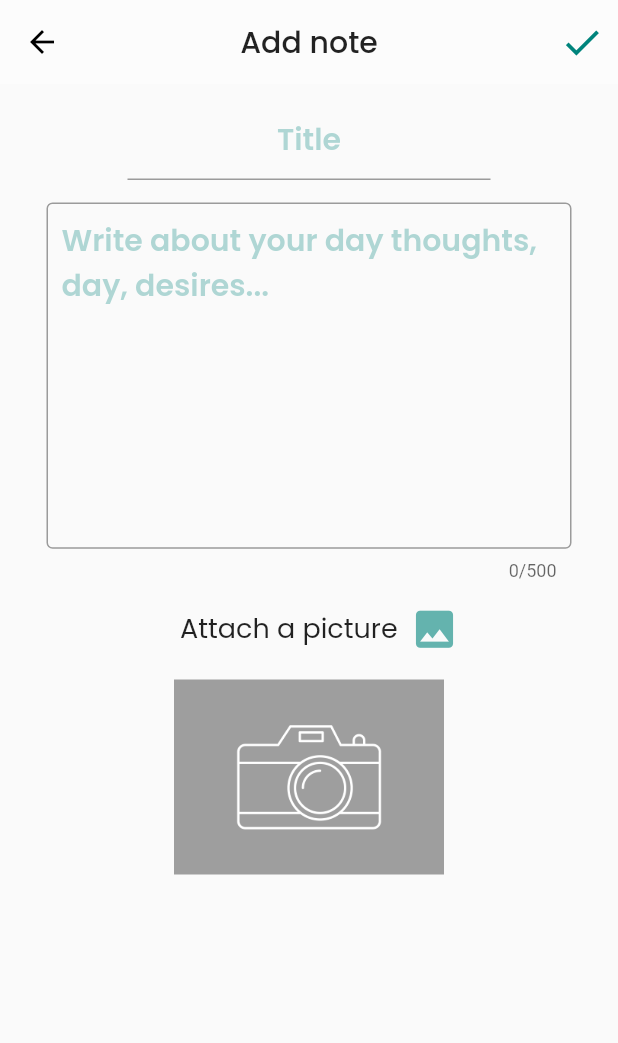
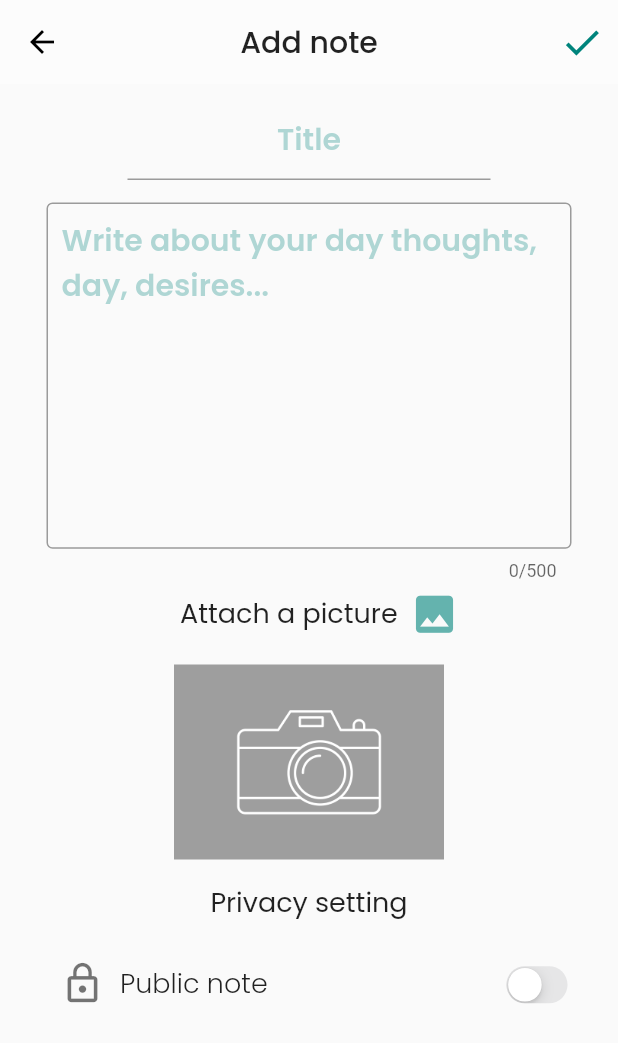
Before and after one commit to sofiabukovskaya/flutter_mindPost_mobile, a Flutter app: the AddNotePage screen opened directly, on a phone screen of 412 x 824 dp. Shown: the top 1043 px of the screen. Run offline on Flutter 3.47's test engine with Material 2 defaults, Android fonts, the phone set to English and light mode, and no system bars; our stand-ins replace bloc, cloud_firestore, firebase_auth, firebase_core, firebase_storage, flutter_bloc and 3 more; accounts and stored records are empty.

Commit message:
Added CupertinoSwitch for changing a public/private property

```diff
--- a/lib/ui/pages/main_page/screens/personal_notes_screen/add_note_page.dart
+++ b/lib/ui/pages/main_page/screens/personal_notes_screen/add_note_page.dart
@@ -1,6 +1,8 @@
 import 'dart:io';
 import 'dart:ui';
 import 'package:firebase_storage/firebase_storage.dart';
+import 'package:flutter/rendering.dart';
+import 'package:flutter/widgets.dart';
 import 'package:image_picker/image_picker.dart';
 import 'package:path/path.dart' as Path;
 import 'package:flutter/cupertino.dart';
@@ -18,12 +20,26 @@ class AddNotePage extends StatefulWidget {
 class AddNotePageState extends State<AddNotePage> {
   File _image;
   String _uploadedFileUrl;
+  bool switched = false;
+  Icon lockedIcon;
 
   Future<void> _pickImage(ImageSource source) async {
     File selected = await ImagePicker.pickImage(source: source);
     setState(() {
       _image = selected;
     });
+  }
+
+  @override
+  void initState() {
+    // TODO: implement initState
+    super.initState();
+
+    lockedIcon = Icon(
+      Icons.lock_outline,
+      color: Colors.black54,
+      size: 30,
+    );
   }
 
   @override
@@ -99,7 +115,7 @@ class AddNotePageState extends State<AddNotePage> {
               ),
             )),
         Padding(
-          padding: EdgeInsets.only(top: 10, left: 120, right: 90),
+          padding: EdgeInsets.only(left: 120, right: 90),
           child: Row(
             children: [
               Text(
@@ -117,8 +133,8 @@ class AddNotePageState extends State<AddNotePage> {
             ],
           ),
         ),
-        _image == null ?
-          Padding(
+        _image == null
+            ? Padding(
                 padding: EdgeInsets.only(top: 10),
                 child: Container(
                   color: Colors.grey,
@@ -131,12 +147,94 @@ class AddNotePageState extends State<AddNotePage> {
                     ),
                   ),
                 ),
-          ) : Container(
+              )
+            : GestureDetector(
+                onLongPress: () {
+                  showDialog(
+                      context: context,
+                      builder: (_) => AlertDialog(
+                            title: Text('Delete picture'),
+                            content: Text('Do you wanna delete a picture?'),
+                            actions: [
+                              FlatButton(
+                                  onPressed: () {
+                                    Navigator.pop(context);
+                                  },
+                                  child: Text(
+                                    'No',
+                                    style: TextStyle(color: Colors.red),
+                                  )),
+                              FlatButton(
+                                  onPressed: () {
+                                    setState(() {
+                                      _image = null;
+                                    });
+                                    Navigator.pop(context);
+                                  },
+                                  child: Text(
+                                    'Yes',
+                                    style: TextStyle(color: Colors.black87),
+                                  ))
+                            ],
+                            elevation: 8.0,
+                          ));
+                },
+                child: Container(
                     alignment: Alignment.center,
-          child: Image.file(_image, height: 130, width: 180, fit: BoxFit.fill,)
+                    child: Image.file(
+                      _image,
+                      height: 130,
+                      width: 180,
+                      fit: BoxFit.fill,
+                    ))),
+        Padding(
+          padding: EdgeInsets.only(top: 15, bottom: 10),
+          child: Text(
+            'Privacy setting',
+            style:
+                GoogleFonts.poppins(fontSize: 18, fontWeight: FontWeight.w400),
+          ),
+        ),
+        Row(
+          children: [
+            Padding(
+              padding: EdgeInsets.only(top: 10, left: 40),
+              child: lockedIcon,
+            ),
+            Padding(
+              padding: EdgeInsets.only(top: 10, left: 10),
+              child: Text(
+                'Public note',
+                style: GoogleFonts.poppins(
+                    fontSize: 18, fontWeight: FontWeight.w300),
+              ),
+            ),
+            Padding(
+                padding: EdgeInsets.only(left: 150, top: 12),
+                child: Transform.scale(
+                  scale: 0.8,
+                  child: CupertinoSwitch(
+                      value: switched,
+                      onChanged: (value) {
+                        setState(() {
+                          switched = value;
+                          switched == false
+                              ? lockedIcon = Icon(
+                                  Icons.lock_outline,
+                                  color: Colors.black54,
+                                  size: 30,
                                 )
-      ]
-      ),
+                              : lockedIcon = Icon(
+                                  Icons.lock_open_sharp,
+                                  color: Colors.black54,
+                                  size: 30,
+                                );
+                        });
+                      }),
+                ))
+          ],
+        )
+      ]),
     );
   }
 }
```
Lines whose indentation alone changed are shown as unchanged.
